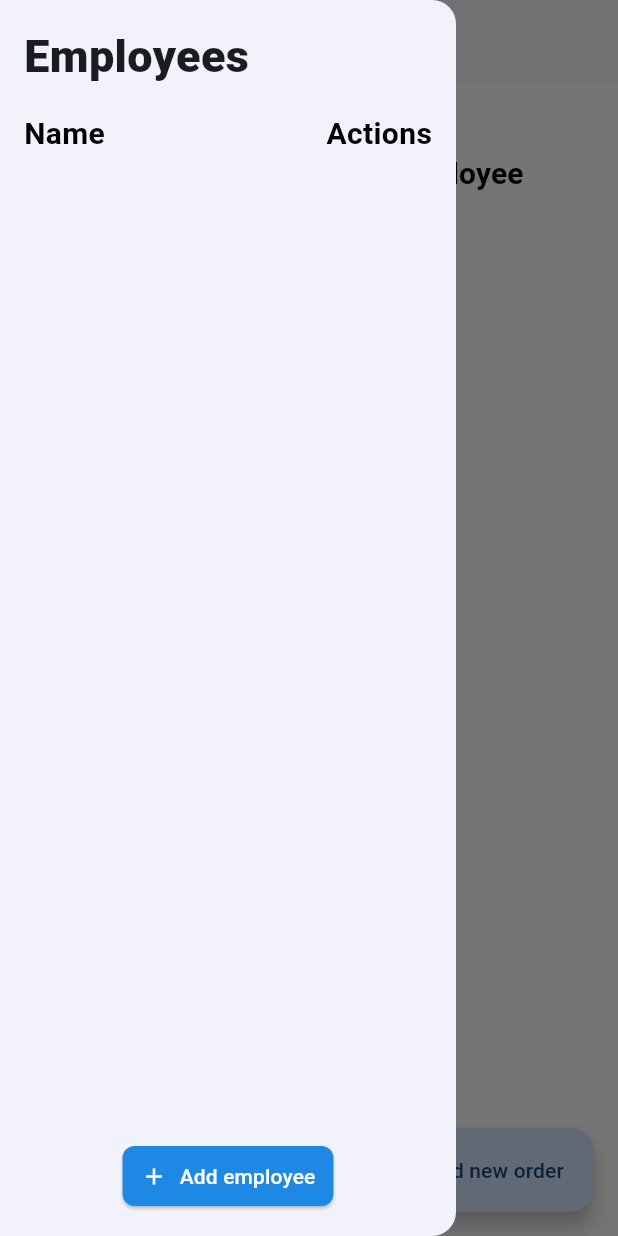
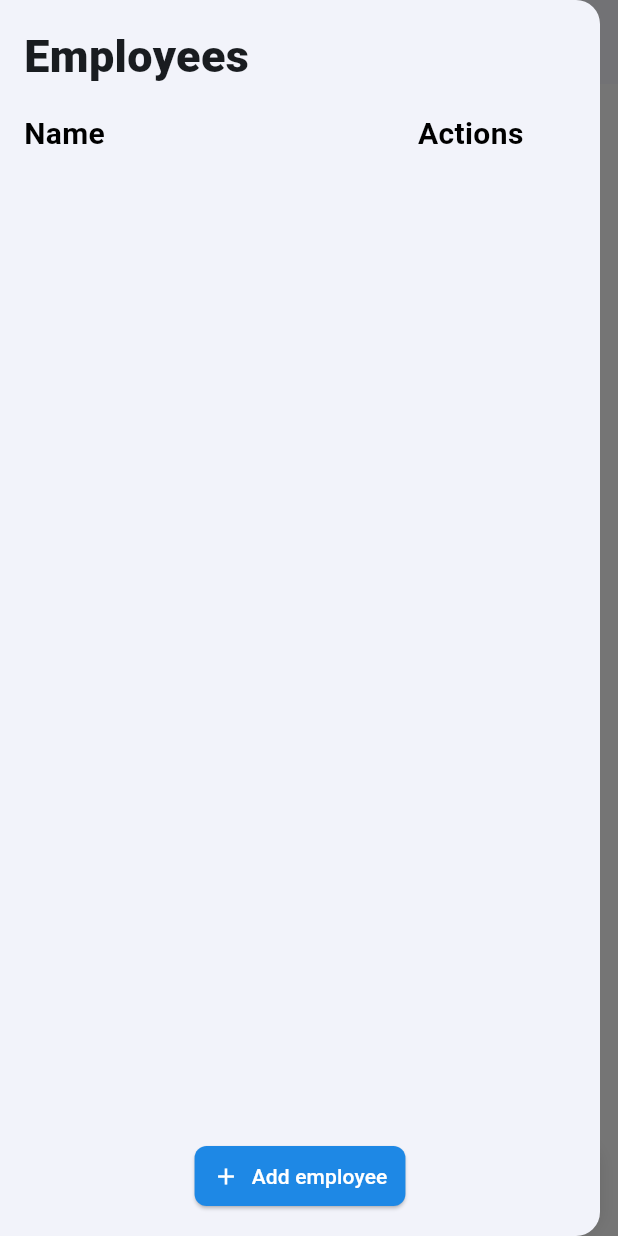
Before and after one commit to freedomdp/MiroFirebase, a Flutter app: the screen it shows after launch, with the side drawer open, on a phone screen of 412 x 824 dp. Run offline on Flutter 3.47's test engine with Material 3 defaults, Android fonts, the phone set to English and light mode, and no system bars; our stand-ins replace cloud_firestore, firebase_core; accounts and stored records are empty.

Commit message:
started working with employee statistics

```diff
--- a/lib/widgets/sidebar.dart
+++ b/lib/widgets/sidebar.dart
@@ -17,6 +17,7 @@ class EmployeesSidebar extends StatefulWidget {
 class _EmployeesSidebarState extends State<EmployeesSidebar> {
   // text controller
   final TextEditingController textController = TextEditingController();
+  final double sidebarWidth = 400; // Установленная ширина sidebar
 
   // open a dialog vox to add a Employee
   void openEmployeesBox({
@@ -64,7 +65,9 @@ class _EmployeesSidebarState extends State<EmployeesSidebar> {
 
   @override
   Widget build(BuildContext context) {
-    return Drawer(
+    return SizedBox(
+      width: sidebarWidth,
+      child: Drawer(
         child: Column(
           children: <Widget>[
             Container(
@@ -81,7 +84,10 @@ class _EmployeesSidebarState extends State<EmployeesSidebar> {
                 mainAxisAlignment: MainAxisAlignment.spaceBetween,
                 children: [
                   Text('Name', style: TextStyles.tabHeader),
-                Text('Actions', style: TextStyles.tabHeader),
+                  Padding(
+                    padding: EdgeInsets.only(right: 35),
+                    child: Text('Actions', style: TextStyles.tabHeader),
+                  ),
                 ],
               ),
             ),
@@ -111,6 +117,11 @@ class _EmployeesSidebarState extends State<EmployeesSidebar> {
                             trailing: Row(
                               mainAxisSize: MainAxisSize.min,
                               children: [
+                                // statsctic
+                                IconButton(
+                                  onPressed: () {},
+                                  icon: const Icon(Icons.insert_chart),
+                                ),
                                 // update button
                                 IconButton(
                                   onPressed: () => openEmployeesBox(
@@ -122,7 +133,6 @@ class _EmployeesSidebarState extends State<EmployeesSidebar> {
                                   ),
                                   icon: const Icon(Icons.edit),
                                 ),
-
                                 // delete button
                                 IconButton(
                                   onPressed: () => widget.firestoreService
@@ -170,6 +180,7 @@ class _EmployeesSidebarState extends State<EmployeesSidebar> {
             ),
           ],
         ),
+      ),
     );
   }
 }
```
Also changed, not shown: lib/screens/home_page.dart (+1 -6 lines). Lines whose indentation alone changed are shown as unchanged.
